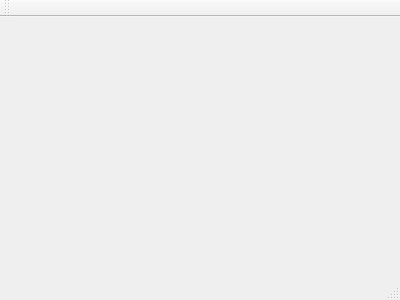
First picture: the form in progetto.ui, repository Sennare/kalk_p2, before the edit.
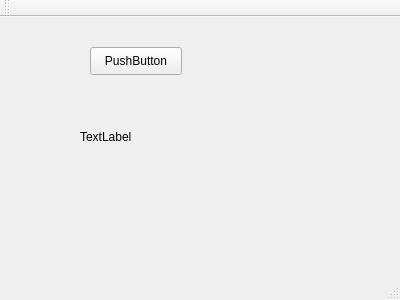
Second picture: the form after the edit.

Patch:
```diff
--- a/progetto.ui
+++ b/progetto.ui
@@ -12,13 +12,55 @@
   <property name="windowTitle" >
    <string>Progetto</string>
   </property>
-  <widget class="QMenuBar" name="menuBar" />
-  <widget class="QToolBar" name="mainToolBar" />
-  <widget class="QWidget" name="centralWidget" />
-  <widget class="QStatusBar" name="statusBar" />
+  <widget class="QWidget" name="centralWidget">
+   <widget class="QLabel" name="label">
+    <property name="geometry">
+     <rect>
+      <x>80</x>
+      <y>110</y>
+      <width>63</width>
+      <height>20</height>
+     </rect>
+    </property>
+    <property name="text">
+     <string>TextLabel</string>
+    </property>
+   </widget>
+   <widget class="QPushButton" name="pushButton">
+    <property name="geometry">
+     <rect>
+      <x>90</x>
+      <y>30</y>
+      <width>92</width>
+      <height>28</height>
+     </rect>
+    </property>
+    <property name="text">
+     <string>PushButton</string>
+    </property>
+   </widget>
+  </widget>
+  <widget class="QMenuBar" name="menuBar">
+   <property name="geometry">
+    <rect>
+     <x>0</x>
+     <y>0</y>
+     <width>400</width>
+     <height>28</height>
+    </rect>
+   </property>
+  </widget>
+  <widget class="QToolBar" name="mainToolBar">
+   <attribute name="toolBarArea">
+    <enum>TopToolBarArea</enum>
+   </attribute>
+   <attribute name="toolBarBreak">
+    <bool>false</bool>
+   </attribute>
+  </widget>
+  <widget class="QStatusBar" name="statusBar"/>
  </widget>
- <layoutDefault spacing="6" margin="11" />
- <pixmapfunction></pixmapfunction>
+ <layoutdefault spacing="6" margin="11"/>
  <resources/>
  <connections/>
 </ui>
```
Left out of the diff: 7 changed lines with no effect on the pictures.
